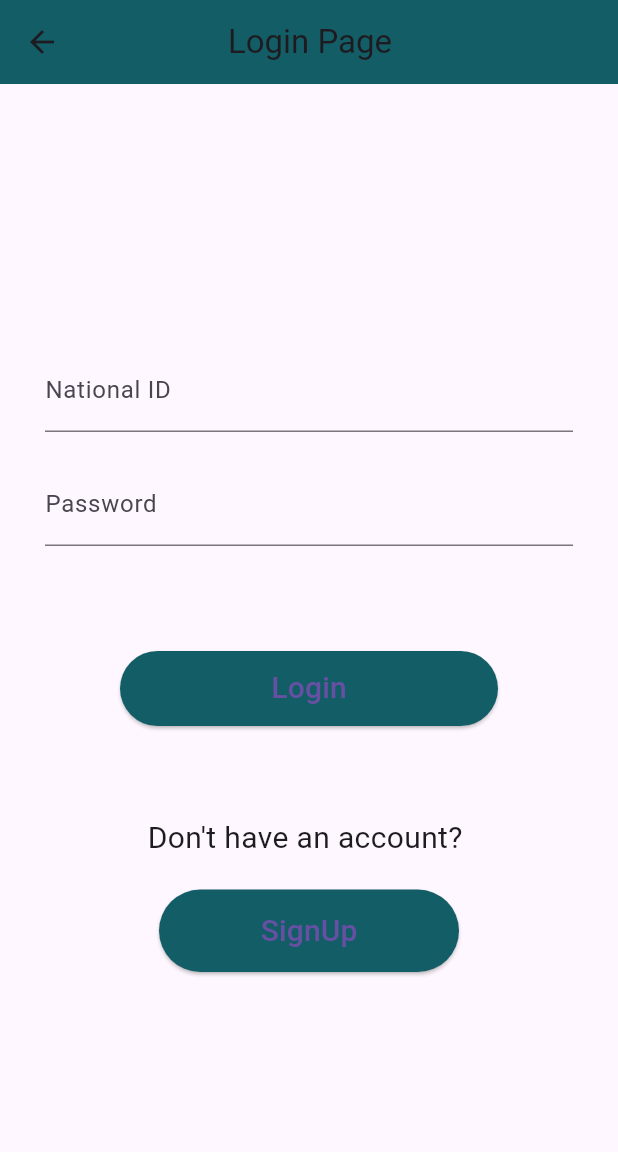
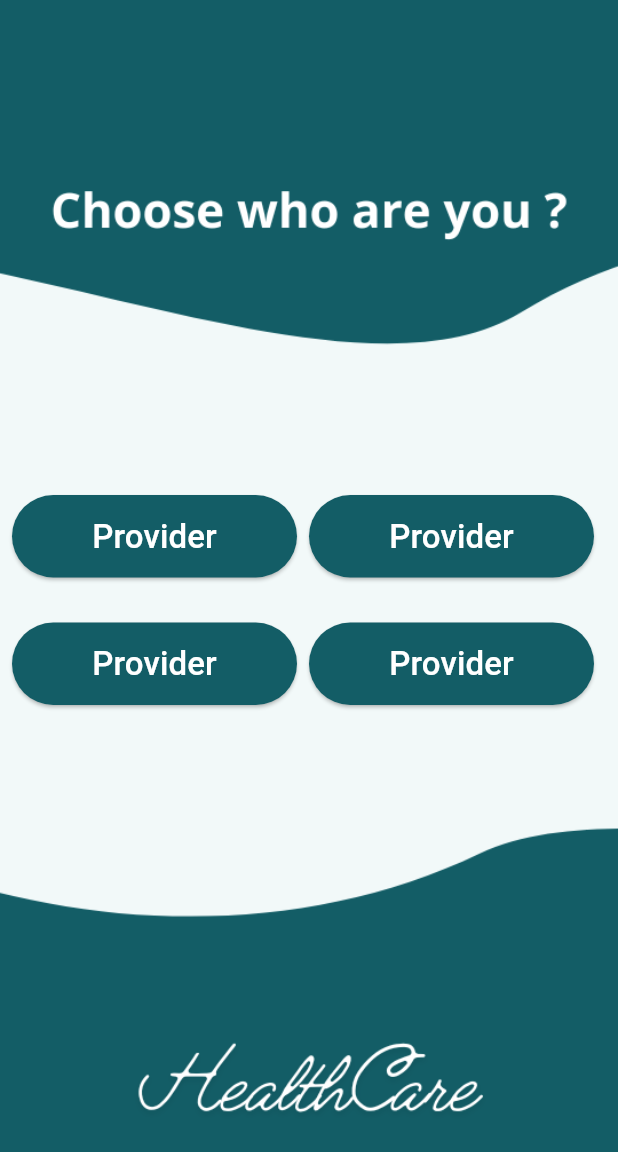
Before and after one commit to LeenSalah/ispm, a Flutter app: the Login screen opened directly, after a tap on "Login", on a phone screen of 412 x 824 dp. Shown: the top 1152 px of the screen. Run offline on Flutter 3.47's test engine with Material 3 defaults, Android fonts, the phone set to English and light mode, and no system bars.

Commit message:
users screen

```diff
--- a/lib/Screens/Login.dart
+++ b/lib/Screens/Login.dart
@@ -1,4 +1,5 @@
 import 'package:flutter/material.dart';
+import 'package:ispm/Screens/Users.dart';
 import 'package:ispm/Screens/signup.dart';
 
 class Login extends StatelessWidget {
@@ -6,14 +7,14 @@
   Widget build(BuildContext context) {
     return Scaffold(
       appBar: AppBar(
-        title: Padding(
-          padding: const EdgeInsets.all(80.0),
-          child: const Text(
+        title: const Padding(
+          padding: EdgeInsets.all(80.0),
+          child: Text(
             'Login Page',
-            style: TextStyle(fontSize: 22),
+            style: TextStyle(fontSize: 22,color: Colors.white),
           ),
         ),
-        backgroundColor: Color(0xff135D66),
+        backgroundColor: const Color(0xff135D66),
       ),
       body: Padding(
         padding: const EdgeInsets.all(30.0),
@@ -38,13 +39,15 @@
               padding: const EdgeInsets.all(50.0),
               child: ElevatedButton(
                 style: ElevatedButton.styleFrom(
-                  backgroundColor: Color(0xff135D66),
+                  backgroundColor: const Color(0xff135D66),
                   fixedSize: const Size(350, 50),
                 ),
                 onPressed: () {
-                  // Add login logic here
-                },
-                child: const Text('Login', style: TextStyle(fontSize: 20),),
+                  Navigator.push(
+                    context,
+                    MaterialPageRoute(builder: (context) =>  const Users()),
+                  );                },
+                child: const Text('Login', style: TextStyle(fontSize: 20, color: Colors.white),),
               ),
             ),
             const SizedBox(height: 10.0),
@@ -54,22 +57,23 @@
                   "Don't have an account? ",
                   style: TextStyle(fontSize: 20.0),
                 ),
-                SizedBox(height: 20,),
+                const SizedBox(height: 20,),
                 ElevatedButton(
                   style: ElevatedButton.styleFrom(
-                    backgroundColor: Color(0xff135D66),
-                    fixedSize: Size(200, 55)
+                    backgroundColor: const Color(0xff135D66),
+                    fixedSize: const Size(200, 55)
                   ),
                   onPressed: () {
                     Navigator.push(
                       context,
-                      MaterialPageRoute(builder: (context) =>  SignUp()),
+                      MaterialPageRoute(builder: (context) =>  const SignUp()),
                     );
 
                   },
                   child: const Text(
                     'SignUp',
-                    style: TextStyle(fontSize: 20.0),
+                    style: TextStyle(fontSize: 20.0, color: Colors.white),
+
                   ),
                 ),
               ],
--- /dev/null
+++ b/lib/Screens/Users.dart
@@ -0,0 +1,81 @@
+import 'package:flutter/material.dart';
+
+class Users extends StatefulWidget {
+  const Users({super.key});
+
+  @override
+  State<Users> createState() => _UsersState();
+}
+
+class _UsersState extends State<Users> {
+  @override
+  Widget build(BuildContext context) {
+    return Scaffold(
+        body: Stack(fit: StackFit.expand, children: [
+      Image.asset(
+        "assets/Users.png",
+        fit: BoxFit.cover,
+      ),
+      Padding(
+        padding: const EdgeInsets.symmetric(vertical: 330, horizontal: 8),
+        child: Row(
+          children: [
+            Column(
+              children: [
+                ElevatedButton(
+                    style: ElevatedButton.styleFrom(
+                        backgroundColor: const Color(0xff135D66),
+                        fixedSize: const Size(190, 55)),
+                    onPressed: () {},
+                    child: const Text(
+                      "Provider",
+                      style: TextStyle(fontSize: 22, color: Colors.white),
+                    )),
+                const SizedBox(
+                  height: 30,
+                ),
+                ElevatedButton(
+                    style: ElevatedButton.styleFrom(
+                        backgroundColor: const Color(0xff135D66),
+                        fixedSize: const Size(190, 55)),
+                    onPressed: () {},
+                    child: const Text(
+                      "Provider",
+                      style: TextStyle(fontSize: 22, color: Colors.white),
+                    )),
+              ],
+            ),
+            const SizedBox(
+              width: 8,
+            ),
+            Column(
+              children: [
+                ElevatedButton(
+                    style: ElevatedButton.styleFrom(
+                        backgroundColor: const Color(0xff135D66),
+                        fixedSize: const Size(190, 55)),
+                    onPressed: () {},
+                    child: const Text(
+                      "Provider",
+                      style: TextStyle(fontSize: 22, color: Colors.white),
+                    )),
+                const SizedBox(
+                  height: 30,
+                ),
+                ElevatedButton(
+                    style: ElevatedButton.styleFrom(
+                        backgroundColor: const Color(0xff135D66),
+                        fixedSize: const Size(190, 55)),
+                    onPressed: () {},
+                    child: const Text(
+                      "Provider",
+                      style: TextStyle(fontSize: 22, color: Colors.white),
+                    ))
+              ],
+            ),
+          ],
+        ),
+      )
+    ]));
+  }
+}
--- a/lib/Screens/signup.dart
+++ b/lib/Screens/signup.dart
@@ -1,4 +1,6 @@
 import 'package:flutter/material.dart';
+
+import 'Users.dart';
 
 class SignUp extends StatefulWidget {
   const SignUp({super.key});
@@ -12,14 +14,14 @@
   Widget build(BuildContext context) {
     return Scaffold(
         appBar: AppBar(
-          title: Padding(
-            padding: const EdgeInsets.all(75.0),
-            child: const Text(
+          title: const Padding(
+            padding: EdgeInsets.all(75.0),
+            child: Text(
               'SignUp page',
-              style: TextStyle(fontSize: 22),
+              style: TextStyle(fontSize: 22,color: Colors.white),
             ),
           ),
-          backgroundColor: Color(0xff135D66),
+          backgroundColor: const Color(0xff135D66),
         ),
         body: Padding(
             padding: const EdgeInsets.all(30.0),
@@ -51,15 +53,18 @@
                     padding: const EdgeInsets.all(50.0),
                     child: ElevatedButton(
                       style: ElevatedButton.styleFrom(
-                        backgroundColor: Color(0xff135D66),
+                        backgroundColor: const Color(0xff135D66),
                         fixedSize: const Size(350, 50),
                       ),
                       onPressed: () {
-                        // Add login logic here
+                        Navigator.push(
+                          context,
+                          MaterialPageRoute(builder: (context) =>  const Users()),
+                        );
                       },
                       child: const Text(
                         'SignUp',
-                        style: TextStyle(fontSize: 20),
+                        style: TextStyle(fontSize: 20,color: Colors.white),
                       ),
                     ),
                   ),
--- a/lib/main.dart
+++ b/lib/main.dart
@@ -2,7 +2,7 @@
 
 import 'Screens/Home.dart';
 void main (){
-  runApp(Ispm());
+  runApp(const Ispm());
 }
 
 class Ispm extends StatefulWidget {
@@ -15,7 +15,7 @@
 class _IspmState extends State<Ispm> {
   @override
   Widget build(BuildContext context) {
-    return MaterialApp(
+    return const MaterialApp(
       debugShowCheckedModeBanner: false,
       home: Home(),
     );
--- a/pubspec.yaml
+++ b/pubspec.yaml
@@ -61,6 +61,7 @@
   # To add assets to your application, add an assets section, like this:
   assets:
     - assets/Home.png
+    - assets/Users.png
 
   # An image asset can refer to one or more resolution-specific "variants", see
   # https://flutter.dev/assets-and-images/#resolution-aware
```
Also changed, not shown: assets/Users.png (added), pubspec.lock.
